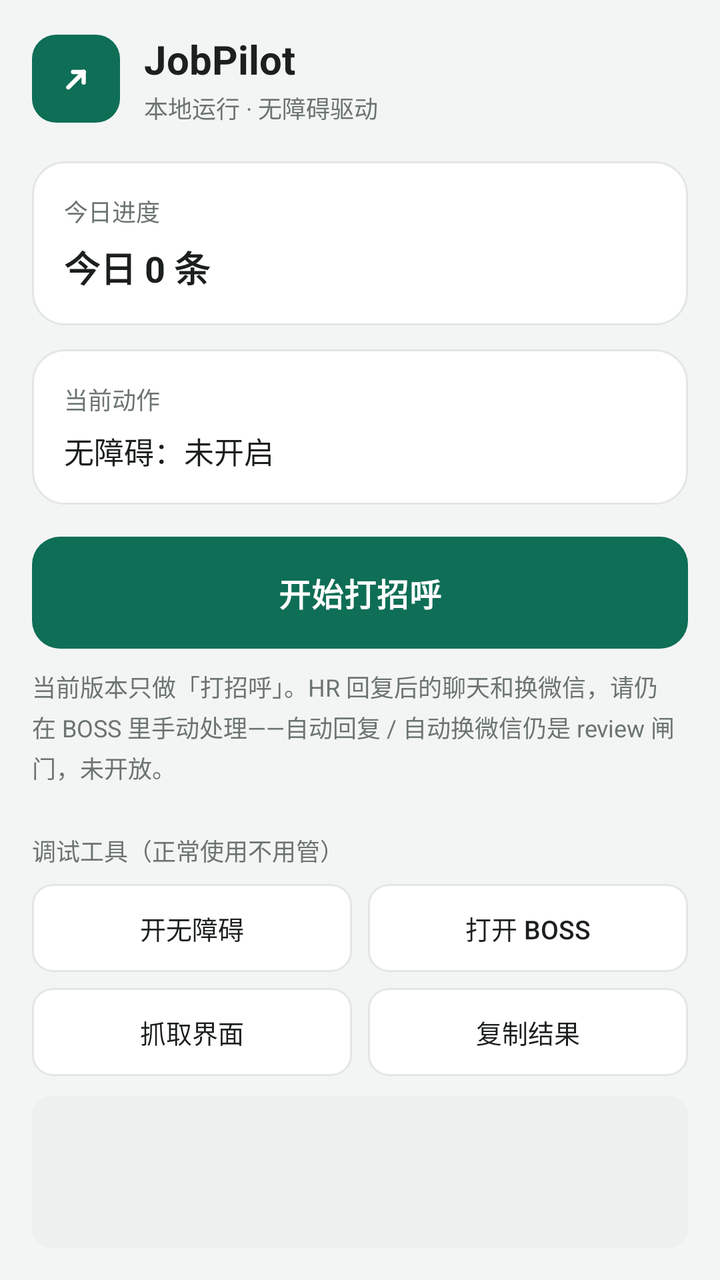
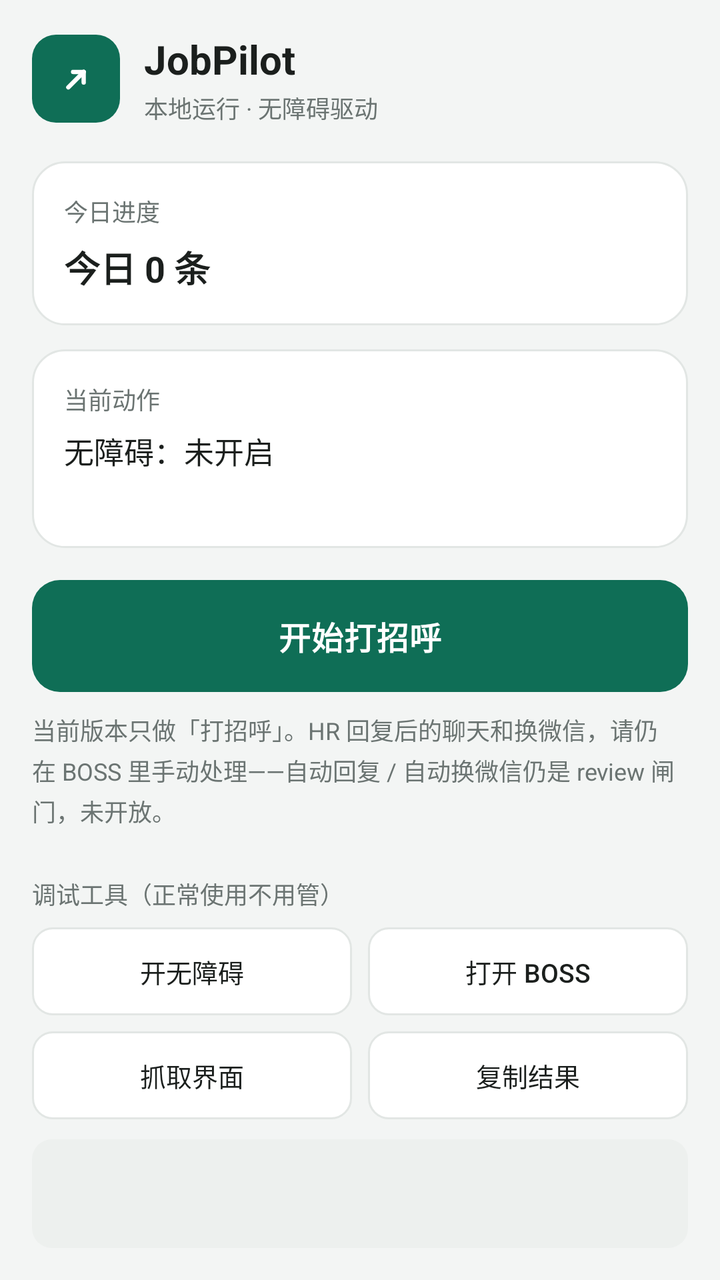

The first picture is an Android layout as it rendered before a commit; the second is the same layout after the commit. The layout source and the unified diff follow.
<!-- AndroidManifest.xml: application theme AppTheme -->
<!-- res/layout/activity_main.xml -->
<?xml version="1.0" encoding="utf-8"?>
<LinearLayout xmlns:android="http://schemas.android.com/apk/res/android"
    android:layout_width="match_parent"
    android:layout_height="match_parent"
    android:orientation="vertical"
    android:background="@color/bg"
    android:padding="16dp">

    <LinearLayout
        android:layout_width="match_parent"
        android:layout_height="wrap_content"
        android:orientation="horizontal"
        android:gravity="center_vertical"
        android:paddingBottom="18dp">

        <FrameLayout
            android:layout_width="44dp"
            android:layout_height="44dp"
            android:background="@drawable/bg_brand_square">

            <ImageView
                android:layout_width="44dp"
                android:layout_height="44dp"
                android:padding="9dp"
                android:contentDescription="@string/app_name"
                android:src="@drawable/ic_launcher_foreground" />
        </FrameLayout>

        <LinearLayout
            android:layout_width="0dp"
            android:layout_height="wrap_content"
            android:layout_weight="1"
            android:layout_marginStart="12dp"
            android:orientation="vertical">

            <TextView
                android:layout_width="wrap_content"
                android:layout_height="wrap_content"
                android:text="@string/app_name"
                android:textColor="@color/text"
                android:textSize="20sp"
                android:textStyle="bold" />

            <TextView
                android:layout_width="wrap_content"
                android:layout_height="wrap_content"
                android:layout_marginTop="2dp"
                android:text="本地运行 · 无障碍驱动"
                android:textColor="@color/text_muted"
                android:textSize="12sp" />
        </LinearLayout>
    </LinearLayout>

    <LinearLayout
        android:layout_width="match_parent"
        android:layout_height="wrap_content"
        android:background="@drawable/bg_card"
        android:orientation="vertical"
        android:padding="16dp">

        <TextView
            android:layout_width="wrap_content"
            android:layout_height="wrap_content"
            android:text="今日进度"
            android:textColor="@color/text_muted"
            android:textSize="12sp" />

        <TextView
            android:id="@+id/progress"
            android:layout_width="match_parent"
            android:layout_height="wrap_content"
            android:layout_marginTop="6dp"
            android:text="@string/progress_none"
            android:textColor="@color/text"
            android:textSize="18sp"
            android:textStyle="bold" />
    </LinearLayout>

    <LinearLayout
        android:layout_width="match_parent"
        android:layout_height="wrap_content"
        android:layout_marginTop="12dp"
        android:background="@drawable/bg_card"
        android:orientation="vertical"
        android:padding="16dp">

        <TextView
            android:layout_width="wrap_content"
            android:layout_height="wrap_content"
            android:text="当前动作"
            android:textColor="@color/text_muted"
            android:textSize="12sp" />

        <TextView
            android:id="@+id/status"
            android:layout_width="match_parent"
            android:layout_height="wrap_content"
            android:layout_marginTop="6dp"
            android:text="@string/status_unknown"
            android:textColor="@color/text"
            android:textSize="15sp" />
    </LinearLayout>

    <Button
        android:id="@+id/btn_start"
        style="@style/BtnPrimary"
        android:layout_width="match_parent"
        android:layout_height="56dp"
        android:layout_marginTop="16dp"
        android:text="@string/btn_start" />

    
    <TextView
        android:layout_width="match_parent"
        android:layout_height="wrap_content"
        android:layout_marginTop="10dp"
        android:lineSpacingExtra="3dp"
        android:text="@string/scope_note"
        android:textColor="@color/text_muted"
        android:textSize="12sp" />

    <TextView
        android:layout_width="wrap_content"
        android:layout_height="wrap_content"
        android:layout_marginTop="24dp"
        android:layout_marginBottom="8dp"
        android:text="调试工具（正常使用不用管）"
        android:textColor="@color/text_muted"
        android:textSize="12sp" />

    <LinearLayout
        android:layout_width="match_parent"
        android:layout_height="wrap_content"
        android:orientation="horizontal">

        <Button
            android:id="@+id/btn_accessibility"
            style="@style/BtnGhost"
            android:layout_width="0dp"
            android:layout_height="44dp"
            android:layout_weight="1"
            android:text="@string/btn_accessibility" />

        <Button
            android:id="@+id/btn_boss"
            style="@style/BtnGhost"
            android:layout_width="0dp"
            android:layout_height="44dp"
            android:layout_marginStart="8dp"
            android:layout_weight="1"
            android:text="@string/btn_boss" />
    </LinearLayout>

    <LinearLayout
        android:layout_width="match_parent"
        android:layout_height="wrap_content"
        android:layout_marginTop="8dp"
        android:orientation="horizontal">

        <Button
            android:id="@+id/btn_dump"
            style="@style/BtnGhost"
            android:layout_width="0dp"
            android:layout_height="44dp"
            android:layout_weight="1"
            android:text="@string/btn_dump" />

        <Button
            android:id="@+id/btn_copy"
            style="@style/BtnGhost"
            android:layout_width="0dp"
            android:layout_height="44dp"
            android:layout_marginStart="8dp"
            android:layout_weight="1"
            android:text="@string/btn_copy" />
    </LinearLayout>

    <ScrollView
        android:layout_width="match_parent"
        android:layout_height="0dp"
        android:layout_weight="1"
        android:layout_marginTop="10dp"
        android:background="@drawable/bg_output"
        android:padding="10dp">

        <TextView
            android:id="@+id/output"
            android:layout_width="match_parent"
            android:layout_height="wrap_content"
            android:fontFamily="monospace"
            android:textSize="11sp"
            android:textColor="@color/text_muted"
            android:textIsSelectable="true" />
    </ScrollView>

</LinearLayout>
<!-- resources referenced by this layout -->
<resources>
  <color name="bg">#F3F5F4</color>
  <color name="text">#1B1F1D</color>
  <color name="text_muted">#6B7472</color>
  <!-- drawable bg_brand_square (drawable) -->
  <?xml version="1.0" encoding="utf-8"?>
  <shape xmlns:android="http://schemas.android.com/apk/res/android"
      android:shape="rectangle">
      <solid android:color="@color/brand" />
      <corners android:radius="12dp" />
  </shape>
  <!-- drawable bg_card (drawable) -->
  <?xml version="1.0" encoding="utf-8"?>
  <shape xmlns:android="http://schemas.android.com/apk/res/android"
      android:shape="rectangle">
      <solid android:color="@color/surface" />
      <corners android:radius="16dp" />
      <stroke android:width="1dp" android:color="@color/line" />
  </shape>
  <!-- drawable bg_output (drawable) -->
  <?xml version="1.0" encoding="utf-8"?>
  <shape xmlns:android="http://schemas.android.com/apk/res/android"
      android:shape="rectangle">
      <solid android:color="@color/output_bg" />
      <corners android:radius="10dp" />
  </shape>
  <string name="app_name">JobPilot</string>
  <string name="btn_accessibility">开无障碍</string>
  <string name="btn_boss">打开 BOSS</string>
  <string name="btn_copy">复制结果</string>
  <string name="btn_dump">抓取界面</string>
  <string name="btn_start">开始打招呼</string>
  <string name="progress_none">今日 0 条</string>
  <string name="scope_note">当前版本只做「打招呼」。HR 回复后的聊天和换微信，请仍在 BOSS 里手动处理——自动回复 / 自动换微信仍是 review 闸门，未开放。</string>
  <string name="status_unknown">无障碍：未开启</string>
  <style name="BtnGhost">
          <item name="android:background">@drawable/bg_ghost</item>
          <item name="android:textColor">@color/text</item>
          <item name="android:textSize">13sp</item>
          <item name="android:textAllCaps">false</item>
          <item name="android:stateListAnimator">@null</item>
          <item name="android:minHeight">44dp</item>
      </style>
  <style name="BtnPrimary">
          <item name="android:background">@drawable/bg_primary</item>
          <item name="android:textColor">#FFFFFF</item>
          <item name="android:textSize">16sp</item>
          <item name="android:textStyle">bold</item>
          <item name="android:stateListAnimator">@null</item>
          <item name="android:minHeight">56dp</item>
          <item name="android:letterSpacing">0.02</item>
      </style>
  <style name="AppTheme" parent="@android:style/Theme.Material.Light.NoActionBar">
          <item name="android:windowBackground">@color/bg</item>
          <item name="android:statusBarColor">@color/bg</item>
          <item name="android:navigationBarColor">@color/surface</item>
          <item name="android:windowLightStatusBar">true</item>
          <item name="android:colorAccent">@color/brand</item>
      </style>
  <color name="brand">#0F6E56</color>
  <color name="surface">#FFFFFF</color>
  <color name="line">#E2E6E4</color>
  <color name="output_bg">#EDF0EE</color>
  <!-- drawable bg_ghost (drawable) -->
  <?xml version="1.0" encoding="utf-8"?>
  <shape xmlns:android="http://schemas.android.com/apk/res/android"
      android:shape="rectangle">
      <solid android:color="@color/surface" />
      <corners android:radius="10dp" />
      <stroke android:width="1dp" android:color="@color/line" />
  </shape>
  <!-- drawable bg_primary (drawable) -->
  <?xml version="1.0" encoding="utf-8"?>
  <shape xmlns:android="http://schemas.android.com/apk/res/android"
      android:shape="rectangle">
      <solid android:color="@color/brand" />
      <corners android:radius="14dp" />
  </shape>
  <!-- unchanged entries left out for length: 1 -->
</resources>

<!-- the commit's change to res/layout/activity_main.xml (unified diff, before → after) -->
@@ -99,6 +99,16 @@
             android:text="@string/status_unknown"
             android:textColor="@color/text"
             android:textSize="15sp" />
+
+        
+        <TextView
+            android:id="@+id/countdown"
+            android:layout_width="match_parent"
+            android:layout_height="wrap_content"
+            android:layout_marginTop="4dp"
+            android:textColor="@color/brand"
+            android:textSize="13sp"
+            android:textStyle="bold" />
     </LinearLayout>
 
     <Button
